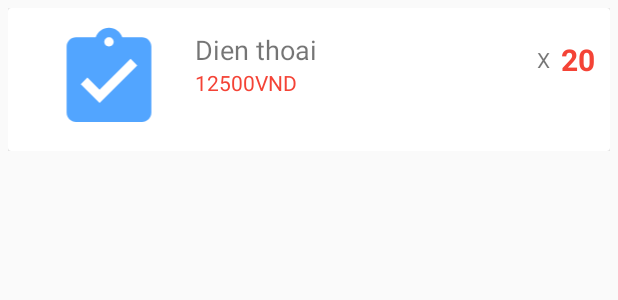
After one commit to dung9788xx/ShopNowAndroid, an Android app: the layout orderdetail_listview_item.xml on its own in the app's theme, with its tools: preview values and no code run, on a phone screen of 412 x 824 dp. The commit adds this screen. Shown: the top 300 px of the screen. Run offline under Robolectric (Android 15) with nearby library versions, the light colour scheme and no system bars.

Commit message:
24/4/2020

```diff
--- a/app/src/main/AndroidManifest.xml
+++ b/app/src/main/AndroidManifest.xml
@@ -15,7 +15,8 @@
         android:supportsRtl="true"
         android:theme="@style/AppTheme"
         android:usesCleartextTraffic="true">
-        <activity android:name=".register.StoreRegisterActivity"></activity>
+        <activity android:name=".store.OrderDetailActivity"></activity>
+        <activity android:name=".register.StoreRegisterActivity" />
         <activity android:name=".register.CustomerRegisterActivity" />
         <activity android:name=".customer.CartActivity" />
         <activity android:name=".customer.ProductListActivity" />
--- /dev/null
+++ b/app/src/main/res/layout/orderdetail_listview_item.xml
@@ -0,0 +1,72 @@
+<?xml version="1.0" encoding="utf-8"?>
+<LinearLayout
+    android:orientation="vertical"
+    android:padding="5dp"
+    xmlns:android="http://schemas.android.com/apk/res/android" android:layout_width="match_parent"
+    android:layout_height="wrap_content">
+<android.support.v7.widget.CardView
+    android:layout_width="match_parent"
+    android:layout_height="wrap_content">
+    <LinearLayout
+        android:padding="10dp"
+        android:orientation="horizontal"
+        android:layout_width="match_parent"
+        android:layout_height="wrap_content">
+        <LinearLayout
+            android:gravity="center"
+            android:layout_weight="7"
+            android:layout_width="match_parent"
+            android:layout_height="wrap_content">
+            <ImageView
+                android:id="@+id/thumbnail"
+                android:src="@drawable/ic_order_black_24dp"
+                android:layout_width="80dp"
+                android:layout_height="75dp"/>
+        </LinearLayout>
+        <FrameLayout
+            android:layout_weight="3"
+            android:orientation="horizontal"
+            android:layout_width="match_parent"
+            android:layout_height="wrap_content">
+            <LinearLayout
+                android:layout_marginTop="5dp"
+                android:layout_weight="3"
+                android:orientation="vertical"
+                android:layout_width="match_parent"
+                android:layout_height="wrap_content">
+                <TextView
+                    android:maxLength="25"
+                    android:textSize="18sp"
+                    android:fontFamily="@font/font"
+                    android:id="@+id/tvName"
+                    android:text="Dien thoai"
+                    android:layout_width="wrap_content"
+                    android:layout_height="wrap_content"/>
+                <TextView
+                    android:textColor="#F44336"
+                    android:id="@+id/tvPrice"
+                    android:text="12500VND"
+                    android:layout_width="wrap_content"
+                    android:layout_height="wrap_content"/>
+            </LinearLayout>
+
+            <TextView
+                android:layout_marginRight="30dp"
+                android:layout_gravity="right|center"
+                android:text="X"
+                android:layout_width="wrap_content"
+                android:layout_height="wrap_content"/>
+            <TextView
+                android:textSize="20sp"
+                android:textStyle="bold"
+                android:textColor="#F44336"
+                android:layout_gravity="right|center"
+                android:id="@+id/tvQuantity"
+                android:text="20"
+                android:layout_width="wrap_content"
+                android:layout_height="wrap_content"/>
+
+        </FrameLayout>
+    </LinearLayout>
+</android.support.v7.widget.CardView>
+</LinearLayout>
--- a/app/src/main/res/menu/activity_customer_drawer.xml
+++ b/app/src/main/res/menu/activity_customer_drawer.xml
@@ -7,7 +7,11 @@
             android:id="@+id/nav_cart"
             android:icon="@drawable/ic_user_black_24dp"
             android:title="Giỏ hàng" />
-
+        <item
+            android:id="@+id/nav_order"
+            android:icon="@drawable/ic_order_black_24dp"
+            android:title="Đơn hàng"
+            />
     </group>
     <group >
         <item
```
Also changed, not shown: app/src/main/java/com/dungdemo/shopnow/customer/CartActivity.java (+13 -10 lines), app/src/main/java/com/dungdemo/shopnow/store/OrderDetailActivity.java (added, +137 -0 lines), app/src/main/java/com/dungdemo/shopnow/store/OrderManagerFragment.java (+25 -14 lines), app/src/main/res/layout/activity_order_detail.xml (added, +64 -0 lines), app/src/main/res/layout/dialog_custom_layout.xml (added, +15 -0 lines).
